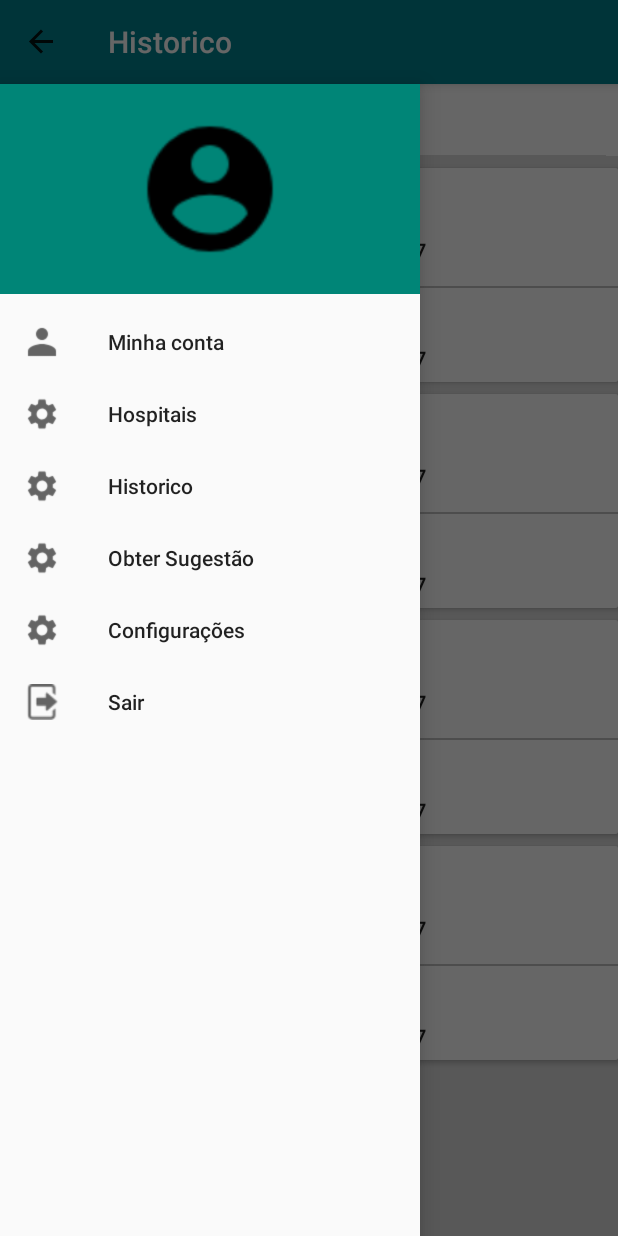
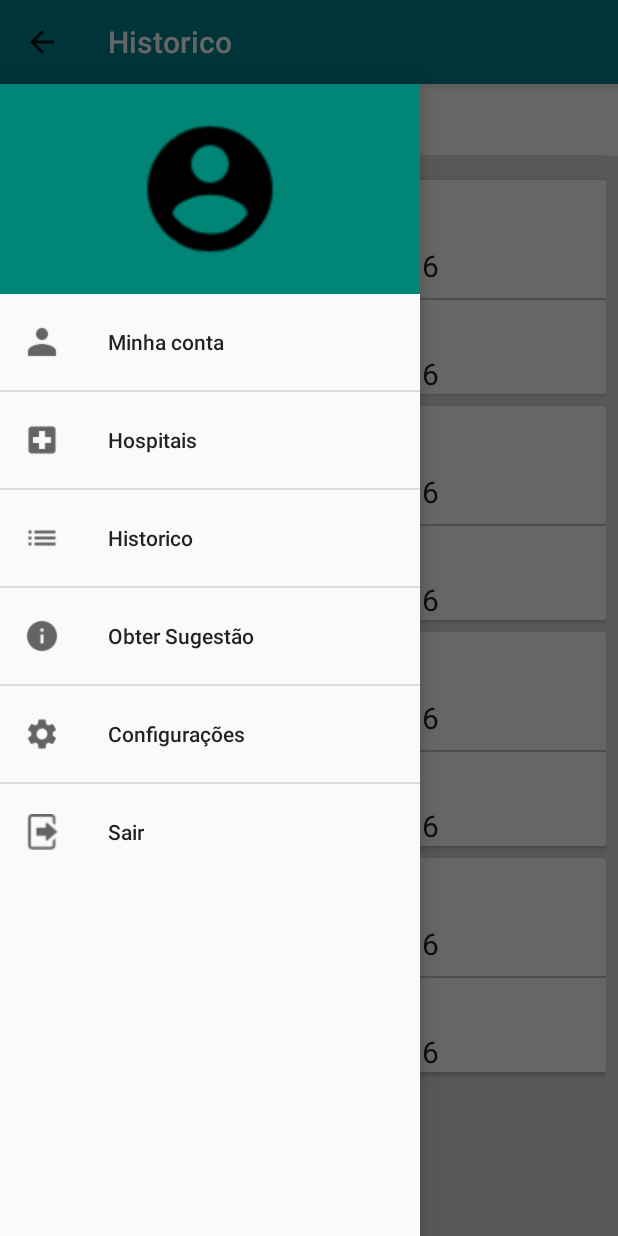
Before and after one commit to stelio-ivan/ProjectoAndroidSNS, an Android app: the HistoricoListActivity screen opened directly, with no data from a screen before it, with the side drawer open, on a phone screen of 412 x 824 dp. Run offline under Robolectric (Android 15) with nearby library versions, the phone set to English and light mode, and no system bars; 1 statement that could not run was skipped.

Commit message:
open pages from menu_1

```diff
--- a/app/src/main/java/dominando/android/mysnsserviodeurgncia/HistoricoListActivity.java
+++ b/app/src/main/java/dominando/android/mysnsserviodeurgncia/HistoricoListActivity.java
@@ -10,6 +10,7 @@ import android.support.v7.widget.RecyclerView;
 import android.support.v7.widget.Toolbar;
 import android.util.Log;
 import android.view.MenuItem;
+import android.view.View;
 
 import java.util.List;
 
@@ -25,21 +26,24 @@ public class HistoricoListActivity extends AppCompatActivity implements Historic
     RecyclerView.LayoutManager mLayoutManager;
     RecyclerView.Adapter mAdapter;
 
-    private DrawerLayout mDrawerLayout;
-    private ActionBarDrawerToggle mToggle;
     @Override
     protected void onCreate(Bundle savedInstanceState) {
         super.onCreate(savedInstanceState);
         setContentView(R.layout.activity_historico_list);
 
-        //ToolBar
         Toolbar toolbar = (Toolbar) findViewById(R.id.tool_bar_historico);
         setSupportActionBar(toolbar);
-        mDrawerLayout = (DrawerLayout) findViewById(R.id.historico_activity);
-        mToggle = new ActionBarDrawerToggle(this, mDrawerLayout, R.string.open, R.string.close);
-        mDrawerLayout.addDrawerListener(mToggle);
-        mToggle.syncState();
+
         getSupportActionBar().setDisplayHomeAsUpEnabled(true);
+        getSupportActionBar().setDisplayShowHomeEnabled(true);
+
+        //back
+        toolbar.setNavigationOnClickListener(new View.OnClickListener() {
+            @Override
+            public void onClick(View v) {
+                onBackPressed(); // Implemented by activity
+            }
+        });
 
         //RecyclerView
         mRecyclerView = (RecyclerView) findViewById(R.id.my_recycler_view_historicos);
@@ -58,11 +62,4 @@ public class HistoricoListActivity extends AppCompatActivity implements Historic
         startActivity(intent);
     }
 
-    @Override
-    public boolean onOptionsItemSelected(MenuItem item) {
-        if(mToggle.onOptionsItemSelected(item)){
-            return true;
-        }
-        return super.onOptionsItemSelected(item);
-    }
 }
--- a/app/src/main/java/dominando/android/mysnsserviodeurgncia/HistoricoListAdapter.java
+++ b/app/src/main/java/dominando/android/mysnsserviodeurgncia/HistoricoListAdapter.java
@@ -32,6 +32,8 @@ public class HistoricoListAdapter extends RecyclerView.Adapter<HistoricoListAdap
         viewHolder.mCheckIn.setText(new StringBuilder().append(mHistorico.get(position).getDataCheckIn()).append(", ").append(mHistorico.get(position).getHoraCheckIn()).toString());
         ////--------
         viewHolder.mCheckOut.setText(new StringBuilder().append(mHistorico.get(position).getDataCheckOut()).append(", ").append(mHistorico.get(position).getHoraCheckOut()).toString());
+        ///----
+        viewHolder.mNomeHospital.setText(mHistorico.get(position).getNomeHospital());
     }
 
     @Override
@@ -43,6 +45,8 @@ public class HistoricoListAdapter extends RecyclerView.Adapter<HistoricoListAdap
         public TextView mCheckIn;
         ////--------
         public TextView mCheckOut;
+        /////---------
+        public TextView mNomeHospital;
         HistoricoListAdapter.OnItemListener onItemListener;
 
         public ViewHolder(@NonNull View itemView, HistoricoListAdapter.OnItemListener onItemListener) {
@@ -50,6 +54,8 @@ public class HistoricoListAdapter extends RecyclerView.Adapter<HistoricoListAdap
             mCheckIn = itemView.findViewById(R.id.historico_value_checkIn);
             ///---------
             mCheckOut = itemView.findViewById(R.id.historico_value_checkOut);
+            ////------
+            mNomeHospital = itemView.findViewById(R.id.nome_hospital);
             this.onItemListener = onItemListener;
 
             itemView.setOnClickListener(this);
--- a/app/src/main/java/dominando/android/mysnsserviodeurgncia/MainActivity.java
+++ b/app/src/main/java/dominando/android/mysnsserviodeurgncia/MainActivity.java
@@ -14,9 +14,9 @@ public class MainActivity extends AppCompatActivity {
         super.onCreate(savedInstanceState);
 
         //Pode-se alterar o hospital_list_item por uma outra activity que pretenda testar
-       // Intent intent = new Intent(getApplicationContext(), HospitalListActivity.class);
-        //startActivity(intent);
-        setContentView(R.layout.activity_mapa);
+        Intent intent = new Intent(getApplicationContext(), HospitalListActivity.class);
+        startActivity(intent);
+        //setContentView(R.layout.activity_mapa);
     }
 
 
--- a/app/src/main/java/dominando/android/mysnsserviodeurgncia/model/Historico.java
+++ b/app/src/main/java/dominando/android/mysnsserviodeurgncia/model/Historico.java
@@ -7,19 +7,24 @@ import java.time.format.DateTimeFormatter;
 
 public class Historico {
     private String uuid;
+    private String nomeHospital;
     private LocalTime hora;
     private LocalDate data;
     private CheckIn checkIn;
     private CheckOut checkOut;
 
-    public Historico(String uuid) {
+    public Historico(String uuid, String nomeHospital) {
         this.uuid = uuid;
+        this.nomeHospital = nomeHospital;
     }
 
     public String getUuid() {
         return uuid;
     }
 
+    public String getNomeHospital() {
+        return this.nomeHospital;
+    }
     public void CheckIn() {
         this.checkIn = new CheckIn(true);
     }
--- a/app/src/main/java/dominando/android/mysnsserviodeurgncia/model/HistoricoProvider.java
+++ b/app/src/main/java/dominando/android/mysnsserviodeurgncia/model/HistoricoProvider.java
@@ -25,16 +25,16 @@ public class HistoricoProvider {
     private List<Historico> historicolData = new ArrayList<>();
 
     private void initializeData() {
-        Historico hist1 = new Historico("001");
+        Historico hist1 = new Historico("001", "Santa Maria");
         hist1.CheckIn();
         hist1.CheckOut();
-        Historico hist2 = new Historico("002");
+        Historico hist2 = new Historico("002", "São Jose");
         hist2.CheckIn();
         hist2.CheckOut();
-        Historico hist3 = new Historico("003");
+        Historico hist3 = new Historico("003", "São Jose");
         hist3.CheckIn();
         hist3.CheckOut();
-        Historico hist4 = new Historico("004");
+        Historico hist4 = new Historico("004", "Santa Maria");
         hist4.CheckIn();
         hist4.CheckOut();
 
--- a/app/src/main/res/layout/activity_historico_list.xml
+++ b/app/src/main/res/layout/activity_historico_list.xml
@@ -40,7 +40,8 @@
             android:layout_width="match_parent"
             android:layout_height="match_parent"
             android:layout_below="@id/searchView"
-            android:background="#DCDCDC"/>
+            android:background="#DCDCDC"
+            android:padding="8dp"/>
 
     </RelativeLayout>
 
--- a/app/src/main/res/layout/activity_hospital_list.xml
+++ b/app/src/main/res/layout/activity_hospital_list.xml
@@ -45,6 +45,7 @@ xmlns:app="http://schemas.android.com/apk/res-auto">
     </RelativeLayout>
 
     <android.support.design.widget.NavigationView
+        android:id="@+id/navigation_view"
         android:layout_marginTop="56dp"
         android:layout_gravity="start"
         android:layout_width="wrap_content"
--- a/app/src/main/res/menu/menu_navegacao.xml
+++ b/app/src/main/res/menu/menu_navegacao.xml
@@ -1,29 +1,42 @@
 <?xml version="1.0" encoding="utf-8"?>
 <menu xmlns:android="http://schemas.android.com/apk/res/android">
 
+    <group android:id="@+id/conta">
         <item android:id="@+id/nav_conta"
             android:icon="@drawable/baseline_person_black_18dp"
             android:title="Minha conta" />
+    </group>
 
-    <item android:id="@+id/nav_configuracoes"
-        android:icon="@drawable/baseline_settings_black_18dp"
-        android:title="Hospitais" />
+    <group android:id="@+id/nav_hospitais">
+        <item android:id="@+id/nav_hospitais"
+            android:icon="@drawable/icon_hospital"
+            android:title="Hospitais"
+            />
+    </group>
 
-    <item android:id="@+id/nav_configuracoes"
-        android:icon="@drawable/baseline_settings_black_18dp"
+    <group android:id="@+id/nav_historico">
+        <item android:id="@+id/nav_historico"
+            android:icon="@drawable/icon_list"
             android:title="Historico" />
+    </group>
 
-    <item android:id="@+id/nav_configuracoes"
-        android:icon="@drawable/baseline_settings_black_18dp"
+    <group android:id="@+id/nav_sugestao">
+        <item android:id="@+id/nav_sugestao"
+            android:icon="@drawable/icon_info"
             android:title="Obter Sugestão" />
+    </group>
 
+    <group android:id="@+id/nav_configuracoes">
         <item android:id="@+id/nav_configuracoes"
             android:icon="@drawable/baseline_settings_black_18dp"
             android:title="Configurações" />
+    </group>
 
+    <group android:id="@+id/nav_logout">
         <item android:id="@+id/nav_logout"
             android:icon="@drawable/icon_exit"
             android:title="Sair" />
+    </group>
 
 
 </menu>
```
Also changed, not shown: app/src/main/java/dominando/android/mysnsserviodeurgncia/HospitalListActivity.java (+50 -2 lines), app/src/main/java/dominando/android/mysnsserviodeurgncia/sugestao_form.java (+9 -11 lines), app/src/main/res/layout/activity_historico_item.xml (+12 -4 lines), app/src/main/res/drawable/icon_hospital.png (added), app/src/main/res/drawable/icon_info.png (added), app/src/main/res/drawable/icon_list.png (added). Lines whose indentation alone changed are shown as unchanged.
